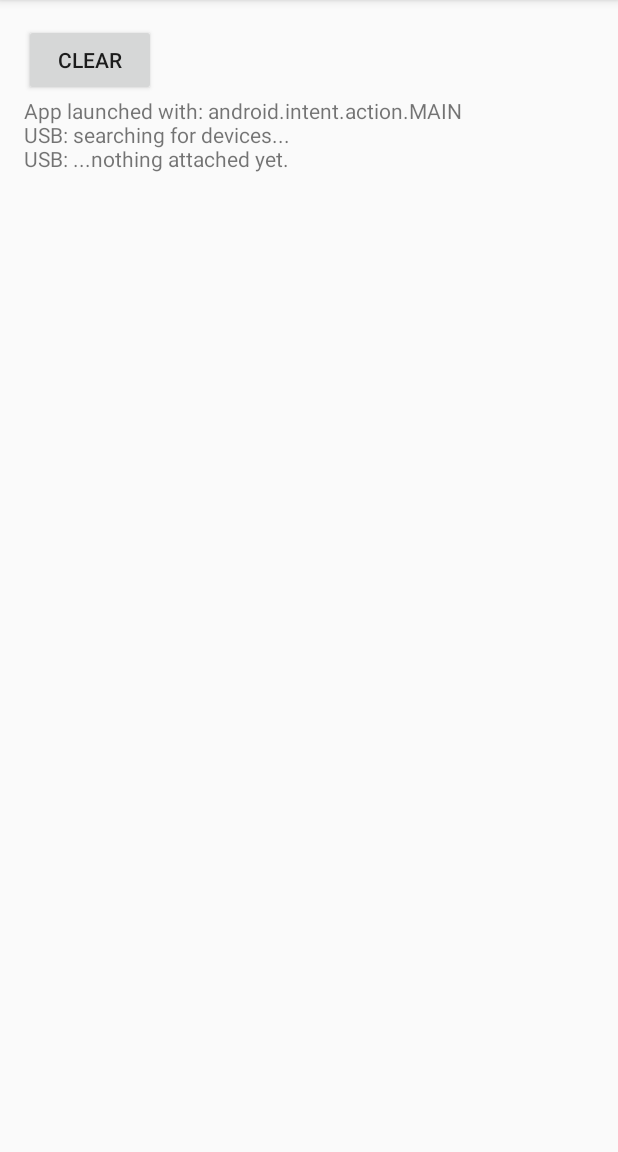
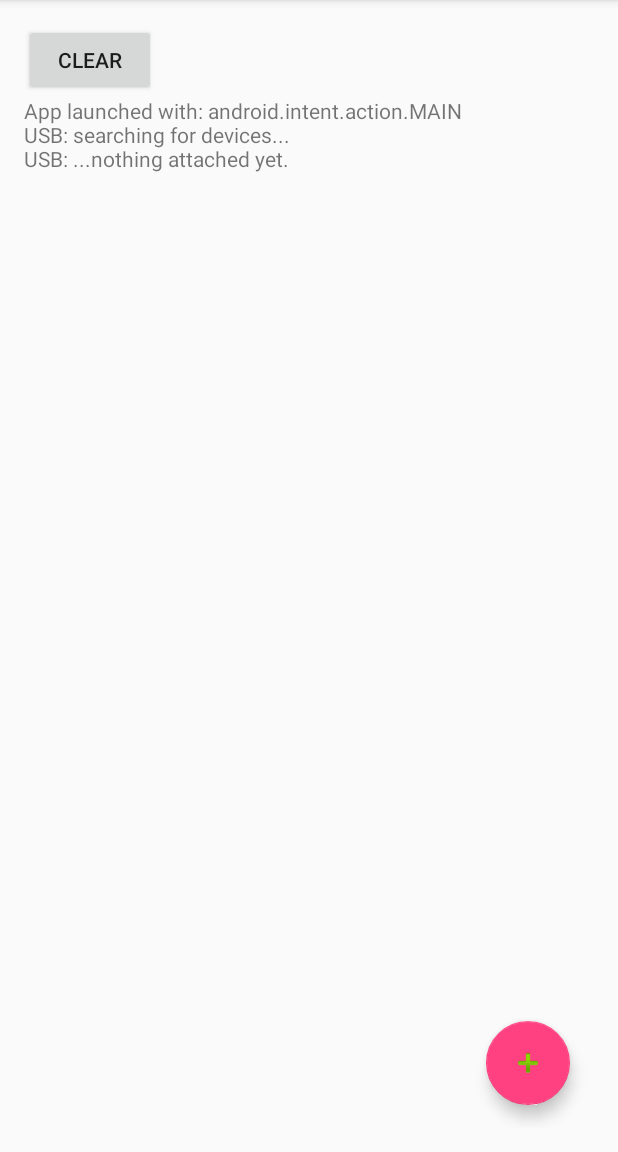
Before and after one commit to open-eio/android-microspec, an Android app: the screen it shows after launch (MainActivity), on a phone screen of 412 x 824 dp, the part 84-1236 px from its top. Run offline under Robolectric (Android 15) with nearby library versions, the phone set to English and light mode, and no system bars.

Commit message:
made floating action button to read the spectrometer; all received USB data now goes through a BlockQueue object

```diff
--- a/MicrospecApp/app/build.gradle
+++ b/MicrospecApp/app/build.gradle
@@ -25,6 +25,7 @@ dependencies {
         exclude group: 'com.android.support', module: 'support-annotations'
     })
     compile 'com.android.support:appcompat-v7:24.2.1'
+    compile 'com.android.support:design:24.2.1'
     testCompile 'junit:junit:4.12'
 
 }
--- a/MicrospecApp/app/src/main/res/layout/activity_main.xml
+++ b/MicrospecApp/app/src/main/res/layout/activity_main.xml
@@ -1,6 +1,7 @@
 <?xml version="1.0" encoding="utf-8"?>
 <RelativeLayout xmlns:android="http://schemas.android.com/apk/res/android"
     xmlns:tools="http://schemas.android.com/tools"
+    xmlns:app="http://schemas.android.com/apk/res-auto"
     android:id="@+id/activity_main"
     android:layout_width="match_parent"
     android:layout_height="match_parent"
@@ -8,7 +9,7 @@
     android:paddingLeft="@dimen/activity_horizontal_margin"
     android:paddingRight="@dimen/activity_horizontal_margin"
     android:paddingTop="@dimen/activity_vertical_margin"
-    tools:context="com.example.munish.neurodatagateway.MainActivity">
+    tools:context="com.openeio.microspec.MainActivity">
 
 
     <Button
@@ -28,4 +29,18 @@
         android:layout_alignParentEnd="true"
         android:layout_alignParentStart="true"
         tools:text="@string/details" />
+
+    <android.support.design.widget.FloatingActionButton
+        android:id="@+id/fab"
+        android:layout_width="wrap_content"
+        android:layout_height="wrap_content"
+        android:layout_gravity="bottom|end"
+        app:srcCompat="@android:drawable/ic_input_add"
+        android:layout_marginLeft="@dimen/fab_margin"
+        android:layout_marginRight="@dimen/fab_margin"
+        android:layout_marginBottom="15dp"
+        android:layout_alignParentBottom="true"
+        android:layout_alignParentEnd="true" />
+
+
 </RelativeLayout>
--- a/MicrospecApp/app/src/main/res/values/dimens.xml
+++ b/MicrospecApp/app/src/main/res/values/dimens.xml
@@ -2,4 +2,5 @@
     <!-- Default screen margins, per the Android Design guidelines. -->
     <dimen name="activity_horizontal_margin">16dp</dimen>
     <dimen name="activity_vertical_margin">16dp</dimen>
+    <dimen name="fab_margin">16dp</dimen>
 </resources>
```
Also changed, not shown: MicrospecApp/app/src/main/java/com/openeio/microspec/MainActivity.java (+62 -37 lines), 1 other file.
